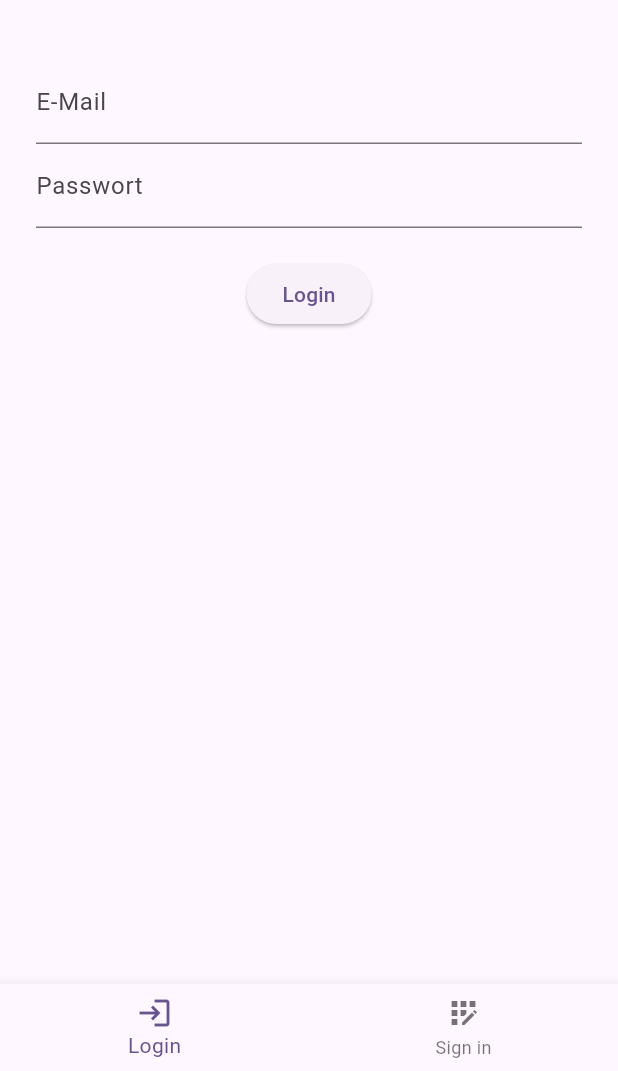
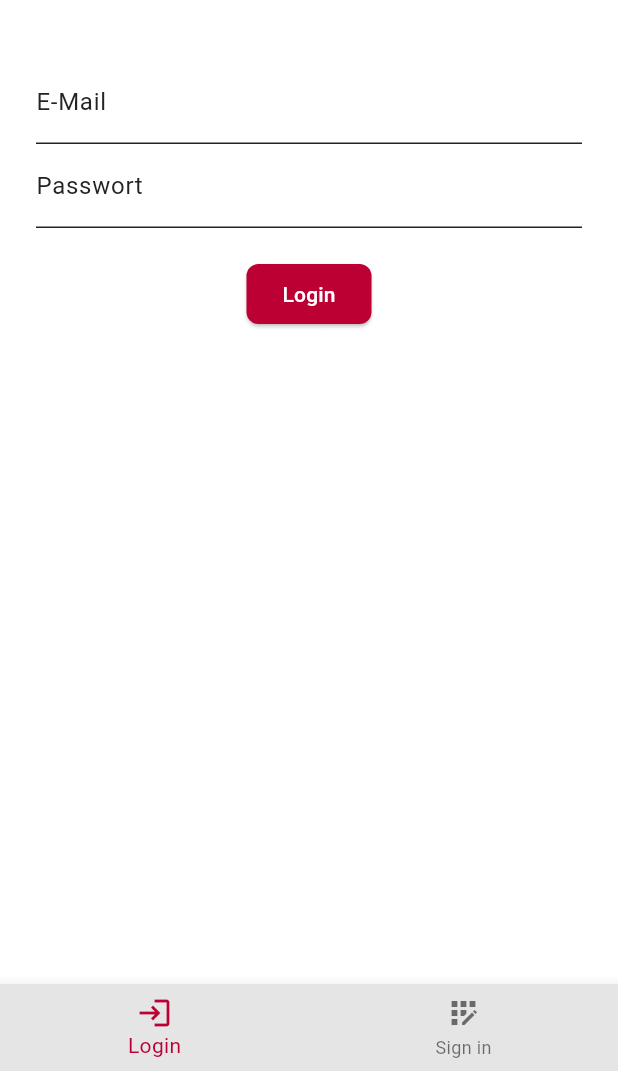
Before and after one commit to bafto/Konstudy, a Flutter app: the screen it shows after launch, on a phone screen of 412 x 824 dp, the part 165-1236 px from its top. Run offline on Flutter 3.47's test engine with Material 3 defaults, Android fonts, the phone set to English and light mode, and no system bars; our stand-ins replace calendar_view, file_picker, flutter_riverpod, go_router, open_file, supabase_flutter; missing offline and left inert: flutter_quill; accounts and stored records are empty.

Commit message:
farbschema eingebaut

```diff
--- a/lib/main.dart
+++ b/lib/main.dart
@@ -23,11 +23,64 @@ class Konstudy extends StatelessWidget {
   // This widget is the root of your application.
   @override
   Widget build(BuildContext context) {
+    // HTWG Farben
+    const htwgRed = Color(0xFFBD0034);
+    const htwgDark = Color(0xFF232323);
+    const htwgLightGrey = Color(0xFFE5E5E5);
+    const htwgWhite = Colors.white;
+
     return MaterialApp.router(
       title: 'KonStudy',
       theme: ThemeData(
-        colorScheme: ColorScheme.fromSeed(seedColor: Colors.deepPurple),
+        useMaterial3: true,
+        colorScheme: ColorScheme(
+          brightness: Brightness.light,
+          primary: htwgRed,
+          onPrimary: Colors.white,
+          secondary: htwgDark,
+          onSecondary: Colors.white,
+          background: htwgWhite,
+          onBackground: htwgDark,
+          surface: htwgLightGrey,
+          onSurface: htwgDark,
+          error: Colors.red,
+          onError: Colors.white,
+        ),
+        scaffoldBackgroundColor: htwgWhite,
+        appBarTheme: const AppBarTheme(
+          backgroundColor: htwgDark,
+          foregroundColor: Colors.white,
+        ),
+        elevatedButtonTheme: ElevatedButtonThemeData(
+          style: ElevatedButton.styleFrom(
+            backgroundColor: htwgRed,
+            foregroundColor: Colors.white,
+            shape: RoundedRectangleBorder(
+              borderRadius: BorderRadius.circular(8),
+            ),
+          ),
+        ),
       ),
+      darkTheme: ThemeData(
+        useMaterial3: true,
+        colorScheme: ColorScheme.dark(
+          primary: htwgRed,
+          onPrimary: Colors.white,
+          secondary: htwgDark,
+          onSecondary: Colors.white,
+          background: htwgDark,
+          onBackground: htwgWhite,
+          surface: Color(0xFF1E1E1E),
+          onSurface: htwgWhite,
+          error: Colors.red,
+          onError: Colors.black,
+        ),
+        appBarTheme: const AppBarTheme(
+          backgroundColor: htwgDark,
+          foregroundColor: Colors.white,
+        ),
+      ),
+      themeMode: ThemeMode.system,
       localizationsDelegates: const [
         FlutterQuillLocalizations.delegate,
         GlobalMaterialLocalizations.delegate,
```
